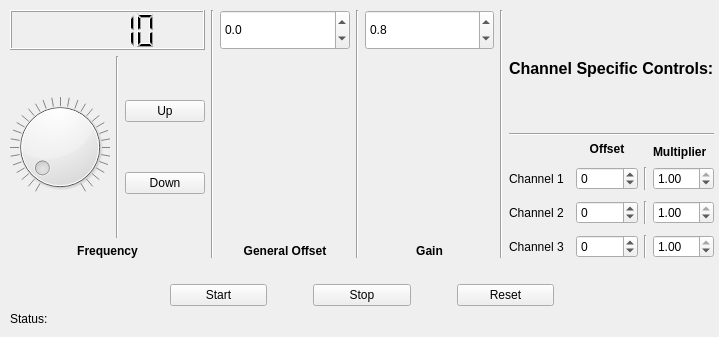
This is ThreePhase.ui in Joeseidon/Lpad_2_Raspi_Comm_Test as Qt 5 draws it before an edit. The edited form follows.
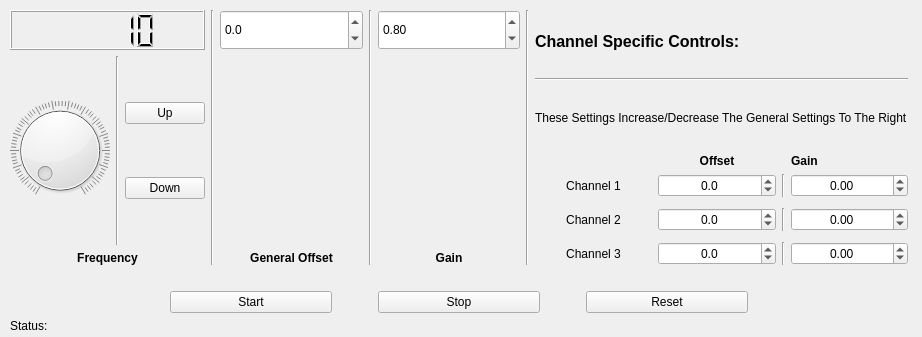
This is the edited form.

Commit message: made changes for new three generator system.

```diff
--- a/ThreePhase.ui
+++ b/ThreePhase.ui
@@ -1,7 +1,7 @@
 <?xml version="1.0" encoding="UTF-8"?>
 <ui version="4.0">
- <class>Form</class>
- <widget class="QWidget" name="Form">
+ <class>Layout</class>
+ <widget class="QWidget" name="Layout">
   <property name="enabled">
    <bool>true</bool>
   </property>
@@ -9,7 +9,7 @@
    <rect>
     <x>0</x>
     <y>0</y>
-    <width>719</width>
+    <width>922</width>
     <height>337</height>
    </rect>
   </property>
@@ -27,8 +27,8 @@
     <rect>
      <x>10</x>
      <y>10</y>
-     <width>704</width>
-     <height>316</height>
+     <width>898</width>
+     <height>323</height>
     </rect>
    </property>
    <layout class="QVBoxLayout" name="verticalLayout_5">
@@ -45,7 +45,7 @@
            </size>
           </property>
           <property name="decimals">
-           <number>1</number>
+           <number>2</number>
           </property>
           <property name="maximum">
            <double>1.000000000000000</double>
@@ -210,13 +210,13 @@
              <number>300</number>
             </property>
             <property name="singleStep">
-             <number>10</number>
+             <number>1</number>
             </property>
             <property name="pageStep">
              <number>10</number>
             </property>
             <property name="value">
-             <number>10</number>
+             <number>3</number>
             </property>
             <property name="tracking">
              <bool>true</bool>
@@ -310,21 +310,15 @@
           </property>
          </widget>
         </item>
+        <item>
+         <widget class="QLabel" name="label_10">
+          <property name="text">
+           <string>These Settings Increase/Decrease The General Settings To The Right</string>
+          </property>
+         </widget>
+        </item>
         <item>
          <layout class="QGridLayout" name="gridLayout_2">
-          <item row="5" column="3">
-           <widget class="QDoubleSpinBox" name="Channel3_mult">
-            <property name="maximum">
-             <double>1.000000000000000</double>
-            </property>
-            <property name="singleStep">
-             <double>0.100000000000000</double>
-            </property>
-            <property name="value">
-             <double>1.000000000000000</double>
-            </property>
-           </widget>
-          </item>
           <item row="1" column="2">
            <widget class="Line" name="line_9">
             <property name="orientation">
@@ -332,13 +326,22 @@
             </property>
            </widget>
           </item>
-          <item row="3" column="1">
-           <widget class="QSpinBox" name="Channel2_offset">
+          <item row="5" column="3">
+           <widget class="QDoubleSpinBox" name="Channel3_gain">
+            <property name="alignment">
+             <set>Qt::AlignCenter</set>
+            </property>
             <property name="minimum">
-             <number>-1</number>
+             <double>-1.000000000000000</double>
             </property>
             <property name="maximum">
-             <number>1</number>
+             <double>1.000000000000000</double>
+            </property>
+            <property name="singleStep">
+             <double>0.100000000000000</double>
+            </property>
+            <property name="value">
+             <double>0.000000000000000</double>
             </property>
            </widget>
           </item>
@@ -360,7 +363,13 @@
            </widget>
           </item>
           <item row="1" column="3">
-           <widget class="QDoubleSpinBox" name="Channel1_mult">
+           <widget class="QDoubleSpinBox" name="Channel1_gain">
+            <property name="alignment">
+             <set>Qt::AlignCenter</set>
+            </property>
+            <property name="minimum">
+             <double>-1.000000000000000</double>
+            </property>
             <property name="maximum">
              <double>1.000000000000000</double>
             </property>
@@ -368,12 +377,18 @@
              <double>0.100000000000000</double>
             </property>
             <property name="value">
-             <double>1.000000000000000</double>
+             <double>0.000000000000000</double>
             </property>
            </widget>
           </item>
           <item row="3" column="3">
-           <widget class="QDoubleSpinBox" name="Channel2_mult">
+           <widget class="QDoubleSpinBox" name="Channel2_gain">
+            <property name="alignment">
+             <set>Qt::AlignCenter</set>
+            </property>
+            <property name="minimum">
+             <double>-1.000000000000000</double>
+            </property>
             <property name="maximum">
              <double>1.000000000000000</double>
             </property>
@@ -381,17 +396,7 @@
              <double>0.100000000000000</double>
             </property>
             <property name="value">
-             <double>1.000000000000000</double>
-            </property>
-           </widget>
-          </item>
-          <item row="5" column="1">
-           <widget class="QSpinBox" name="Channel3_offset">
-            <property name="minimum">
-             <number>-1</number>
-            </property>
-            <property name="maximum">
-             <number>1</number>
+             <double>0.000000000000000</double>
             </property>
            </widget>
           </item>
@@ -406,6 +411,9 @@
             <property name="text">
              <string>Channel 3</string>
             </property>
+            <property name="alignment">
+             <set>Qt::AlignCenter</set>
+            </property>
            </widget>
           </item>
           <item row="3" column="0">
@@ -419,6 +427,9 @@
             <property name="text">
              <string>Channel 2</string>
             </property>
+            <property name="alignment">
+             <set>Qt::AlignCenter</set>
+            </property>
            </widget>
           </item>
           <item row="0" column="3">
@@ -431,7 +442,7 @@
              </font>
             </property>
             <property name="text">
-             <string>Multiplier</string>
+             <string>Gain</string>
             </property>
            </widget>
           </item>
@@ -446,15 +457,8 @@
             <property name="text">
              <string>Channel 1</string>
             </property>
-           </widget>
-          </item>
-          <item row="1" column="1">
-           <widget class="QSpinBox" name="Channel1_offset">
-            <property name="minimum">
-             <number>-1</number>
-            </property>
-            <property name="maximum">
-             <number>1</number>
+            <property name="alignment">
+             <set>Qt::AlignCenter</set>
             </property>
            </widget>
           </item>
@@ -504,6 +508,72 @@
             </property>
            </spacer>
           </item>
+          <item row="1" column="1">
+           <widget class="QDoubleSpinBox" name="Channel1_offset">
+            <property name="alignment">
+             <set>Qt::AlignCenter</set>
+            </property>
+            <property name="decimals">
+             <number>1</number>
+            </property>
+            <property name="minimum">
+             <double>-1.000000000000000</double>
+            </property>
+            <property name="maximum">
+             <double>1.000000000000000</double>
+            </property>
+            <property name="singleStep">
+             <double>0.100000000000000</double>
+            </property>
+            <property name="value">
+             <double>0.000000000000000</double>
+            </property>
+           </widget>
+          </item>
+          <item row="3" column="1">
+           <widget class="QDoubleSpinBox" name="Channel2_offset">
+            <property name="alignment">
+             <set>Qt::AlignCenter</set>
+            </property>
+            <property name="decimals">
+             <number>1</number>
+            </property>
+            <property name="minimum">
+             <double>-1.000000000000000</double>
+            </property>
+            <property name="maximum">
+             <double>1.000000000000000</double>
+            </property>
+            <property name="singleStep">
+             <double>0.100000000000000</double>
+            </property>
+            <property name="value">
+             <double>0.000000000000000</double>
+            </property>
+           </widget>
+          </item>
+          <item row="5" column="1">
+           <widget class="QDoubleSpinBox" name="Channel3_offset">
+            <property name="alignment">
+             <set>Qt::AlignCenter</set>
+            </property>
+            <property name="decimals">
+             <number>1</number>
+            </property>
+            <property name="minimum">
+             <double>-1.000000000000000</double>
+            </property>
+            <property name="maximum">
+             <double>1.000000000000000</double>
+            </property>
+            <property name="singleStep">
+             <double>0.100000000000000</double>
+            </property>
+            <property name="value">
+             <double>0.000000000000000</double>
+            </property>
+           </widget>
+          </item>
          </layout>
         </item>
        </layout>
```
The commit also changes 1 other file.
